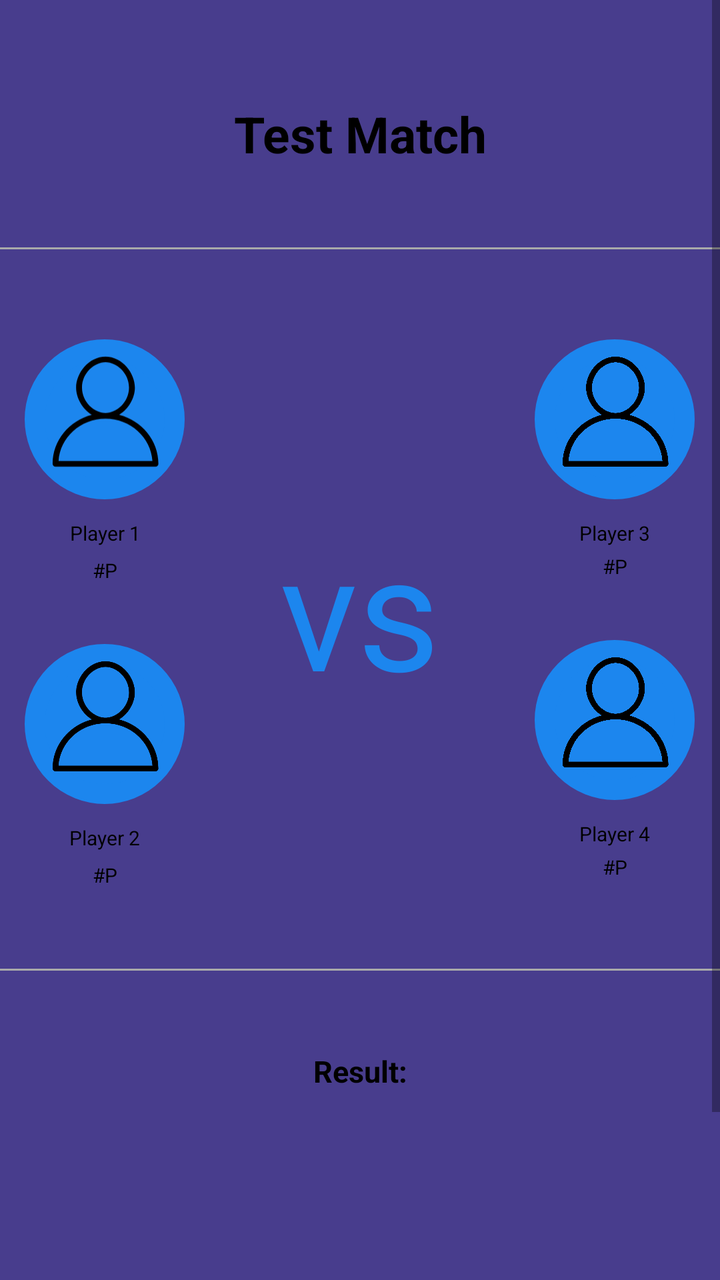
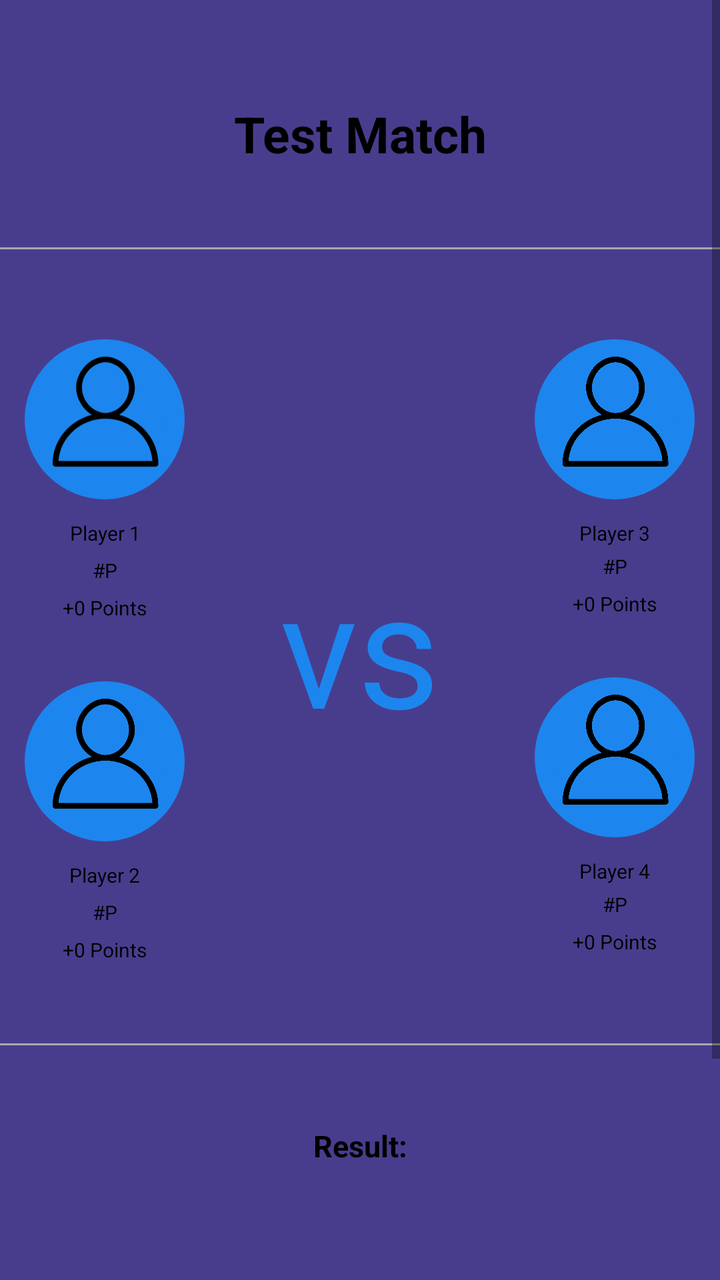

An Android layout rendered at two revisions. The XML below is the earlier revision; the diff shows what the commit changed to produce the second picture.
<!-- AndroidManifest.xml: application theme AppTheme -->
<!-- res/layout/fragment_matchinfo.xml -->
<?xml version="1.0" encoding="utf-8"?>
<ScrollView xmlns:android="http://schemas.android.com/apk/res/android"
    xmlns:tools="http://schemas.android.com/tools"
    android:layout_width="match_parent"
    android:layout_height="match_parent"
    android:background="#483D8D"
    tools:context=".statsFragments.MatchInfoFragment">

    <LinearLayout
        android:layout_width="match_parent"
        android:layout_height="wrap_content"
        android:paddingBottom="40dp"
        android:orientation="vertical">

        <TextView
            android:id="@+id/matchInfoTitle"
            android:layout_width="match_parent"
            android:layout_height="wrap_content"
            android:layout_gravity="center"
            android:layout_marginTop="50dp"
            android:text="Test Match"
            android:textAlignment="center"
            android:textColor="#000"
            android:textSize="25sp"
            android:textStyle="bold" />

        <View
            android:layout_width="match_parent"
            android:layout_height="1dp"
            android:layout_marginTop="40dp"
            android:layout_marginBottom="40dp"
            android:background="@android:color/darker_gray" />

        <LinearLayout
            android:layout_width="match_parent"
            android:layout_height="wrap_content">

            <LinearLayout
                android:layout_width="wrap_content"
                android:layout_height="wrap_content"
                android:orientation="vertical">

                <RelativeLayout
                    android:id="@+id/team1player1icon"
                    android:layout_width="80dp"
                    android:layout_height="80dp"
                    android:layout_gravity="center"
                    android:layout_marginStart="10dp"
                    android:layout_marginTop="5dp"
                    android:layout_marginEnd="5dp"
                    android:background="@drawable/round_corners_shape">

                    <ImageView
                        android:layout_width="70dp"
                        android:layout_height="70dp"
                        android:src="@drawable/ic_default_profile_24"
                        android:translationX="5dp" />
                </RelativeLayout>

                <TextView
                    android:id="@+id/team1player1name"
                    android:layout_width="wrap_content"
                    android:layout_height="wrap_content"
                    android:layout_gravity="center"
                    android:layout_marginStart="5dp"
                    android:gravity="center"
                    android:layout_marginTop="10dp"
                    android:text="Player 1"
                    android:textColor="#000"
                    android:textSize="10sp" />

                <TextView
                    android:id="@+id/team1player1ID"
                    android:layout_width="wrap_content"
                    android:layout_height="wrap_content"
                    android:layout_gravity="center"
                    android:layout_marginTop="5dp"
                    android:layout_marginStart="5dp"
                    android:text="#P"
                    android:textColor="#000"
                    android:textSize="10sp" />

                <RelativeLayout
                    android:id="@+id/team1player2icon"
                    android:layout_width="80dp"
                    android:layout_height="80dp"
                    android:layout_gravity="center"
                    android:layout_marginStart="10dp"
                    android:layout_marginTop="30dp"
                    android:layout_marginEnd="5dp"
                    android:background="@drawable/round_corners_shape"
                    android:visibility="visible">

                    <ImageView
                        android:layout_width="70dp"
                        android:layout_height="70dp"
                        android:src="@drawable/ic_default_profile_24"
                        android:translationX="5dp" />
                </RelativeLayout>

                <TextView
                    android:id="@+id/team1player2name"
                    android:layout_width="wrap_content"
                    android:layout_height="wrap_content"
                    android:layout_gravity="center"
                    android:layout_marginTop="10dp"
                    android:layout_marginStart="5dp"
                    android:text="Player 2"
                    android:textColor="#000"
                    android:textSize="10sp" />

                <TextView
                    android:id="@+id/team1player2ID"
                    android:layout_width="wrap_content"
                    android:layout_height="wrap_content"
                    android:layout_gravity="center"
                    android:layout_marginTop="5dp"
                    android:text="#P"
                    android:textColor="#000"
                    android:layout_marginStart="5dp"
                    android:textSize="10sp"
                    android:visibility="visible" />

            </LinearLayout>

            <TextView
                android:layout_width="wrap_content"
                android:layout_height="wrap_content"
                android:layout_gravity="center"
                android:layout_weight="1"
                android:text="vs"
                android:textAlignment="center"
                android:textColor="#1C86EE"
                android:textSize="80sp" />

            <LinearLayout
                android:layout_width="wrap_content"
                android:layout_height="wrap_content"
                android:orientation="vertical">

                <RelativeLayout
                    android:id="@+id/team2player1icon"
                    android:layout_width="80dp"
                    android:layout_height="80dp"
                    android:layout_gravity="center"
                    android:layout_marginStart="5dp"
                    android:layout_marginTop="5dp"
                    android:layout_marginEnd="10dp"
                    android:background="@drawable/round_corners_shape">

                    <ImageView
                        android:layout_width="70dp"
                        android:layout_height="70dp"
                        android:src="@drawable/ic_default_profile_24"
                        android:translationX="5dp" />
                </RelativeLayout>

                <TextView
                    android:id="@+id/team2player1name"
                    android:layout_width="wrap_content"
                    android:layout_height="wrap_content"
                    android:layout_gravity="center"
                    android:layout_marginTop="10dp"
                    android:layout_marginEnd="5dp"
                    android:text="Player 3"
                    android:textColor="#000"
                    android:textSize="10sp" />

                <TextView
                    android:id="@+id/team2player1ID"
                    android:layout_width="wrap_content"
                    android:layout_height="wrap_content"
                    android:layout_gravity="center"
                    android:layout_marginTop="3dp"
                    android:layout_marginEnd="5dp"
                    android:text="#P"
                    android:textColor="#000"
                    android:textSize="10sp" />

                <RelativeLayout
                    android:id="@+id/team2player2icon"
                    android:layout_width="80dp"
                    android:layout_height="80dp"
                    android:layout_gravity="center"
                    android:layout_marginStart="5dp"
                    android:layout_marginTop="30dp"
                    android:layout_marginEnd="10dp"
                    android:background="@drawable/round_corners_shape"
                    android:visibility="visible">

                    <ImageView
                        android:layout_width="70dp"
                        android:layout_height="70dp"
                        android:src="@drawable/ic_default_profile_24"
                        android:translationX="5dp" />
                </RelativeLayout>

                <TextView
                    android:id="@+id/team2player2name"
                    android:layout_width="wrap_content"
                    android:layout_height="wrap_content"
                    android:layout_gravity="center"
                    android:layout_marginTop="10dp"
                    android:layout_marginEnd="5dp"
                    android:text="Player 4"
                    android:textColor="#000"
                    android:textSize="10sp" />

                <TextView
                    android:id="@+id/team2player2ID"
                    android:layout_width="wrap_content"
                    android:layout_height="wrap_content"
                    android:layout_gravity="center"
                    android:layout_marginTop="3dp"
                    android:layout_marginEnd="5dp"
                    android:text="#P"
                    android:textColor="#000"
                    android:textSize="10sp"
                    android:visibility="visible" />

            </LinearLayout>

        </LinearLayout>

        <View
            android:layout_width="match_parent"
            android:layout_height="1dp"
            android:layout_marginTop="40dp"
            android:layout_marginBottom="40dp"
            android:background="@android:color/darker_gray" />

        <TextView
            android:layout_width="match_parent"
            android:layout_height="wrap_content"
            android:textAlignment="center"
            android:text="Result:"
            android:textColor="#000"
            android:textSize="15sp"
            android:textStyle="bold" />

        <TextView
            android:id="@+id/first_set"
            android:layout_width="match_parent"
            android:layout_height="wrap_content"
            android:layout_marginTop="30dp"
            android:textAlignment="center"
            android:textColor="#000"
            android:textSize="15sp" />

        <TextView
            android:id="@+id/second_set"
            android:layout_width="match_parent"
            android:layout_height="wrap_content"
            android:layout_marginTop="30dp"
            android:textAlignment="center"
            android:textColor="#000"
            android:textSize="15sp" />

        <TextView
            android:id="@+id/third_set"
            android:layout_width="match_parent"
            android:layout_height="wrap_content"
            android:layout_marginTop="30dp"
            android:textAlignment="center"
            android:textColor="#000"
            android:textSize="15sp"
            android:visibility="visible" />
    </LinearLayout>
</ScrollView>
<!-- resources referenced by this layout -->
<resources>
  <!-- drawable ic_default_profile_24 (drawable) -->
  <vector android:height="24dp" android:tint="#000000"
      android:viewportHeight="20" android:viewportWidth="20"
      android:width="25dp" xmlns:android="http://schemas.android.com/apk/res/android">
  
      <path android:fillColor="@android:color/white" android:pathData="M12.075,10.812c1.358-0.853,2.242-2.507,2.242-4.037c0-2.181-1.795-4.618-4.198-4.618S5.921,4.594,5.921,6.775c0,1.53,0.884,3.185,2.242,4.037c-3.222,0.865-5.6,3.807-5.6,7.298c0,0.23,0.189,0.42,0.42,0.42h14.273c0.23,0,0.42-0.189,0.42-0.42C17.676,14.619,15.297,11.677,12.075,10.812 M6.761,6.775c0-2.162,1.773-3.778,3.358-3.778s3.359,1.616,3.359,3.778c0,2.162-1.774,3.778-3.359,3.778S6.761,8.937,6.761,6.775 M3.415,17.69c0.218-3.51,3.142-6.297,6.704-6.297c3.562,0,6.486,2.787,6.705,6.297H3.415z"/>
  </vector>
  <!-- drawable round_corners_shape (drawable) -->
  <?xml version="1.0" encoding="utf-8"?>
  <shape xmlns:android="http://schemas.android.com/apk/res/android">
      <corners android:radius="300dp" />
      <solid android:color="#1C86EE"/>
      <stroke android:color="#1C86EE" android:width="10dp"/>
  </shape>
  <style name="AppTheme" parent="Theme.AppCompat.Light.NoActionBar">
          
          <item name="colorPrimary">@color/colorPrimary</item>
          <item name="colorPrimaryDark">@color/colorPrimaryDark</item>
          <item name="colorAccent">@color/colorAccent</item>
      </style>
  <color name="colorPrimary">#6200EE</color>
  <color name="colorPrimaryDark">#00BFFF</color>
  <color name="colorAccent">#03DAC5</color>
</resources>

<!-- the commit's change to res/layout/fragment_matchinfo.xml (unified diff, before → after) -->
@@ -80,6 +80,17 @@
                     android:textColor="#000"
                     android:textSize="10sp" />
 
+                <TextView
+                    android:id="@+id/team1player1points"
+                    android:layout_width="wrap_content"
+                    android:layout_height="wrap_content"
+                    android:layout_gravity="center"
+                    android:layout_marginTop="5dp"
+                    android:layout_marginStart="5dp"
+                    android:text="+0 Points"
+                    android:textColor="#000"
+                    android:textSize="10sp" />
+
                 <RelativeLayout
                     android:id="@+id/team1player2icon"
                     android:layout_width="80dp"
@@ -120,6 +131,17 @@
                     android:layout_marginStart="5dp"
                     android:textSize="10sp"
                     android:visibility="visible" />
+
+                <TextView
+                    android:id="@+id/team1player2points"
+                    android:layout_width="wrap_content"
+                    android:layout_height="wrap_content"
+                    android:layout_gravity="center"
+                    android:layout_marginTop="5dp"
+                    android:layout_marginStart="5dp"
+                    android:text="+0 Points"
+                    android:textColor="#000"
+                    android:textSize="10sp" />
 
             </LinearLayout>
 
@@ -177,6 +199,17 @@
                     android:textColor="#000"
                     android:textSize="10sp" />
 
+                <TextView
+                    android:id="@+id/team2player1points"
+                    android:layout_width="wrap_content"
+                    android:layout_height="wrap_content"
+                    android:layout_gravity="center"
+                    android:layout_marginTop="5dp"
+                    android:layout_marginEnd="5dp"
+                    android:text="+0 Points"
+                    android:textColor="#000"
+                    android:textSize="10sp" />
+
                 <RelativeLayout
                     android:id="@+id/team2player2icon"
                     android:layout_width="80dp"
@@ -218,6 +251,17 @@
                     android:textSize="10sp"
                     android:visibility="visible" />
 
+                <TextView
+                    android:id="@+id/team2player2points"
+                    android:layout_width="wrap_content"
+                    android:layout_height="wrap_content"
+                    android:layout_gravity="center"
+                    android:layout_marginTop="5dp"
+                    android:layout_marginEnd="5dp"
+                    android:text="+0 Points"
+                    android:textColor="#000"
+                    android:textSize="10sp" />
+
             </LinearLayout>
 
         </LinearLayout>
